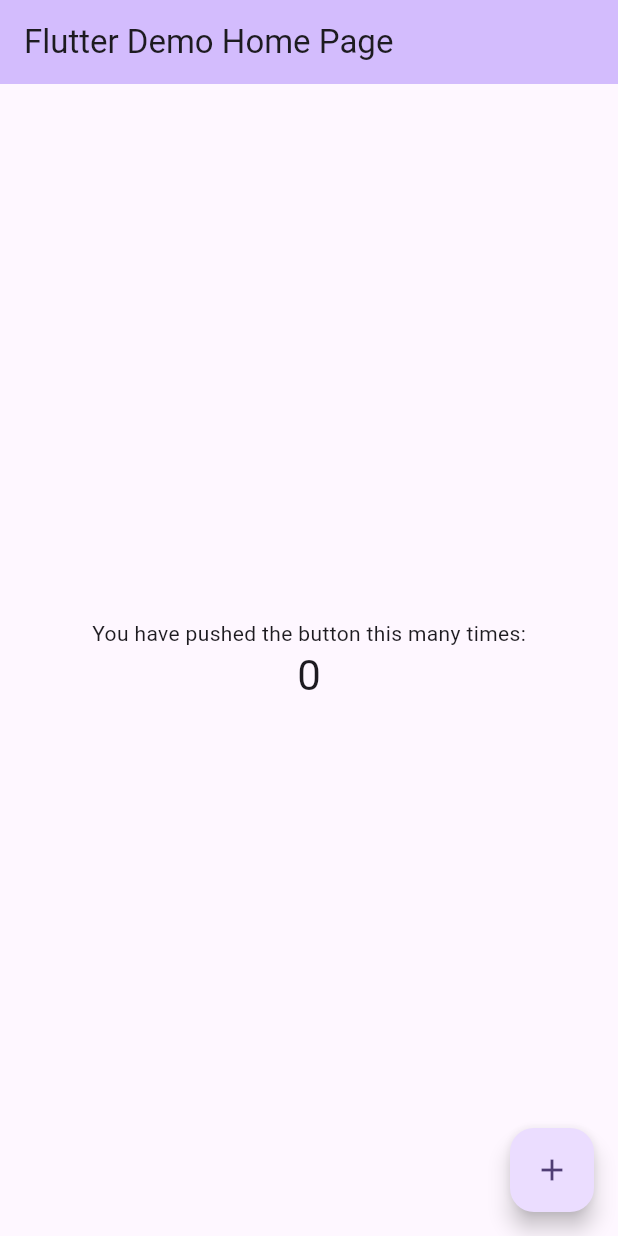
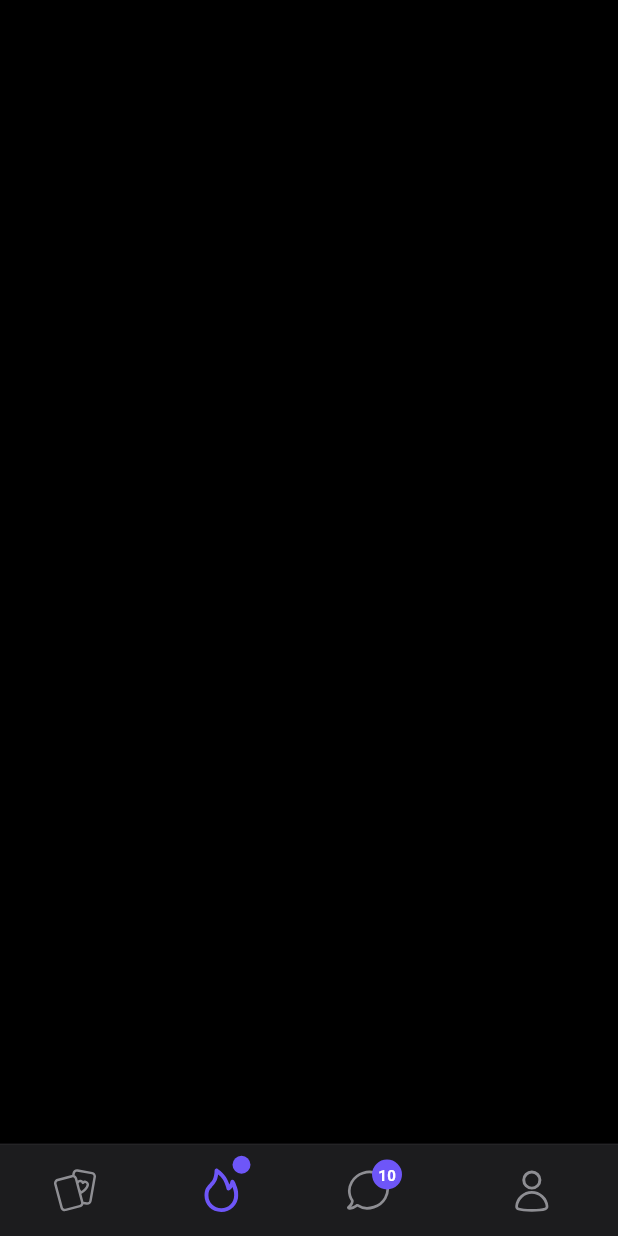
Before and after one commit to yourstrulycreator/stroll_fe, a Flutter app: the screen it shows after launch, on a phone screen of 412 x 824 dp. Run offline on Flutter 3.47's test engine with Material 3 defaults, Android fonts, the phone set to English and light mode, and no system bars; our stand-ins replace flutter_riverpod, flutter_svg, google_fonts, riverpod_annotation; generated files the repository leaves out were written again.

Commit message:
feat: implement bottom navigation bar
- Add NavItem model with badge support
- Create navigation provider with tab selection
- Implement bottom nav bar with SVG icons
- Add badge support for notifications
- Create bonfire screen base structure
- Update main.dart to use bonfire screen
- Prepare sections for header, profile, question, and options

```diff
--- /dev/null
+++ b/lib/features/bonfire/screens/bonfire_screen.dart
@@ -0,0 +1,36 @@
+import 'package:flutter/material.dart';
+import '../../../core/constants/app_colors.dart';
+import '../../../core/constants/app_spacing.dart';
+
+class BonfireScreen extends StatelessWidget {
+  const BonfireScreen({super.key});
+
+  @override
+  Widget build(BuildContext context) {
+    return Scaffold(
+      backgroundColor: AppColors.background,
+      body: SafeArea(
+        child: Padding(
+          padding: const EdgeInsets.symmetric(
+            horizontal: AppSpacing.screenPaddingHorizontal,
+            vertical: AppSpacing.screenPaddingVertical,
+          ),
+          child: Column(
+            crossAxisAlignment: CrossAxisAlignment.start,
+            children: [
+              // Header Section (Stroll Bonfire + Time/Participants)
+
+              // Profile Section (Avatar + Name + Age)
+
+              // Question Section (Question + Quote)
+
+              // Options Section (Multiple Choice)
+
+              // Bottom Actions (Mic + Next)
+            ],
+          ),
+        ),
+      ),
+    );
+  }
+}
--- /dev/null
+++ b/lib/features/navigation/data/models/nav_item.dart
@@ -0,0 +1,33 @@
+import 'package:flutter/material.dart';
+
+class NavItem {
+  final String icon;
+  final String label;
+  final int? badgeCount;
+  final bool isSelected;
+  final bool showBadge;
+
+  const NavItem({
+    required this.icon,
+    required this.label,
+    this.badgeCount,
+    this.isSelected = false,
+    this.showBadge = false,
+  });
+
+  NavItem copyWith({
+    String? icon,
+    String? label,
+    int? badgeCount,
+    bool? isSelected,
+    bool? showBadge,
+  }) {
+    return NavItem(
+      icon: icon ?? this.icon,
+      label: label ?? this.label,
+      badgeCount: badgeCount ?? this.badgeCount,
+      isSelected: isSelected ?? this.isSelected,
+      showBadge: showBadge ?? this.showBadge,
+    );
+  }
+}
--- /dev/null
+++ b/lib/features/navigation/providers/navigation_provider.dart
@@ -0,0 +1,31 @@
+import 'package:riverpod_annotation/riverpod_annotation.dart';
+import '../data/models/nav_item.dart';
+import '../../../core/constants/app_assets.dart';
+
+part 'navigation_provider.g.dart';
+
+@riverpod
+class Navigation extends _$Navigation {
+  @override
+  List<NavItem> build() {
+    return [
+      const NavItem(icon: AppAssets.cardsIcon, label: 'Cards'),
+      const NavItem(
+        icon: AppAssets.bonfireIcon,
+        label: 'Bonfire',
+        isSelected: true,
+        showBadge: true,
+      ),
+      const NavItem(icon: AppAssets.chatIcon, label: 'Chat', badgeCount: 10),
+      const NavItem(icon: AppAssets.userIcon, label: 'Profile'),
+    ];
+  }
+
+  void selectTab(int index) {
+    state = state.asMap().entries.map((entry) {
+      return entry.value.copyWith(
+        isSelected: entry.key == index,
+      );
+    }).toList();
+  }
+}
--- /dev/null
+++ b/lib/features/navigation/widgets/bottom_nav_bar.dart
@@ -0,0 +1,39 @@
+import 'package:flutter/material.dart';
+import 'package:flutter_riverpod/flutter_riverpod.dart';
+import '../../../core/constants/app_colors.dart';
+import '../providers/navigation_provider.dart';
+import 'nav_item_widget.dart';
+
+class BottomNavBar extends ConsumerWidget {
+  const BottomNavBar({super.key});
+
+  @override
+  Widget build(BuildContext context, WidgetRef ref) {
+    final navItems = ref.watch(navigationProvider);
+
+    return Container(
+      decoration: BoxDecoration(
+        color: AppColors.bottomNavBackground,
+        border: Border(
+          top: BorderSide(
+            color: AppColors.optionBorder,
+            width: 0.5,
+          ),
+        ),
+      ),
+      child: SafeArea(
+        top: false,
+        child: Row(
+          mainAxisAlignment: MainAxisAlignment.spaceAround,
+          children: List.generate(
+            navItems.length,
+            (index) => NavItemWidget(
+              item: navItems[index],
+              onTap: () => ref.read(navigationProvider.notifier).selectTab(index),
+            ),
+          ),
+        ),
+      ),
+    );
+  }
+}
--- /dev/null
+++ b/lib/features/navigation/widgets/nav_item_widget.dart
@@ -0,0 +1,62 @@
+import 'package:flutter/material.dart';
+import 'package:flutter_svg/flutter_svg.dart';
+import '../../../core/constants/app_colors.dart';
+import '../data/models/nav_item.dart';
+
+class NavItemWidget extends StatelessWidget {
+  final NavItem item;
+  final VoidCallback onTap;
+
+  const NavItemWidget({
+    super.key,
+    required this.item,
+    required this.onTap,
+  });
+
+  @override
+  Widget build(BuildContext context) {
+    return GestureDetector(
+      onTap: onTap,
+      child: Container(
+        padding: const EdgeInsets.symmetric(horizontal: 16, vertical: 8),
+        child: Stack(
+          clipBehavior: Clip.none,
+          children: [
+            // Icon
+            SvgPicture.asset(
+              item.icon,
+              colorFilter: ColorFilter.mode(
+                item.isSelected ? AppColors.primary : AppColors.bottomNavInactive,
+                BlendMode.srcIn,
+              ),
+            ),
+
+            // Badge
+            if (item.showBadge || item.badgeCount != null)
+              Positioned(
+                top: -8,
+                right: -8,
+                child: Container(
+                  padding: const EdgeInsets.all(4),
+                  decoration: const BoxDecoration(
+                    color: AppColors.primary,
+                    shape: BoxShape.circle,
+                  ),
+                  child: item.badgeCount != null
+                      ? Text(
+                          '${item.badgeCount}',
+                          style: const TextStyle(
+                            color: Colors.white,
+                            fontSize: 10,
+                            fontWeight: FontWeight.bold,
+                          ),
+                        )
+                      : const SizedBox(width: 4, height: 4),
+                ),
+              ),
+          ],
+        ),
+      ),
+    );
+  }
+}
--- a/lib/main.dart
+++ b/lib/main.dart
@@ -1,125 +1,33 @@
 import 'package:flutter/material.dart';
+import 'package:flutter_riverpod/flutter_riverpod.dart';
+import 'features/bonfire/screens/bonfire_screen.dart';
+import 'features/navigation/widgets/bottom_nav_bar.dart';
 
 void main() {
-  runApp(const MyApp());
+  runApp(const ProviderScope(child: MyApp()));
 }
 
 class MyApp extends StatelessWidget {
   const MyApp({super.key});
 
-  // This widget is the root of your application.
   @override
   Widget build(BuildContext context) {
     return MaterialApp(
-      title: 'Flutter Demo',
-      theme: ThemeData(
-        // This is the theme of your application.
-        //
-        // TRY THIS: Try running your application with "flutter run". You'll see
-        // the application has a purple toolbar. Then, without quitting the app,
-        // try changing the seedColor in the colorScheme below to Colors.green
-        // and then invoke "hot reload" (save your changes or press the "hot
-        // reload" button in a Flutter-supported IDE, or press "r" if you used
-        // the command line to start the app).
-        //
-        // Notice that the counter didn't reset back to zero; the application
-        // state is not lost during the reload. To reset the state, use hot
-        // restart instead.
-        //
-        // This works for code too, not just values: Most code changes can be
-        // tested with just a hot reload.
-        colorScheme: ColorScheme.fromSeed(seedColor: Colors.deepPurple),
-        useMaterial3: true,
-      ),
-      home: const MyHomePage(title: 'Flutter Demo Home Page'),
+      title: 'Stroll',
+      theme: ThemeData.dark(),
+      home: const HomeScreen(),
     );
   }
 }
 
-class MyHomePage extends StatefulWidget {
-  const MyHomePage({super.key, required this.title});
-
-  // This widget is the home page of your application. It is stateful, meaning
-  // that it has a State object (defined below) that contains fields that affect
-  // how it looks.
-
-  // This class is the configuration for the state. It holds the values (in this
-  // case the title) provided by the parent (in this case the App widget) and
-  // used by the build method of the State. Fields in a Widget subclass are
-  // always marked "final".
-
-  final String title;
-
-  @override
-  State<MyHomePage> createState() => _MyHomePageState();
-}
-
-class _MyHomePageState extends State<MyHomePage> {
-  int _counter = 0;
-
-  void _incrementCounter() {
-    setState(() {
-      // This call to setState tells the Flutter framework that something has
-      // changed in this State, which causes it to rerun the build method below
-      // so that the display can reflect the updated values. If we changed
-      // _counter without calling setState(), then the build method would not be
-      // called again, and so nothing would appear to happen.
-      _counter++;
-    });
-  }
+class HomeScreen extends StatelessWidget {
+  const HomeScreen({super.key});
 
   @override
   Widget build(BuildContext context) {
-    // This method is rerun every time setState is called, for instance as done
-    // by the _incrementCounter method above.
-    //
-    // The Flutter framework has been optimized to make rerunning build methods
-    // fast, so that you can just rebuild anything that needs updating rather
-    // than having to individually change instances of widgets.
-    return Scaffold(
-      appBar: AppBar(
-        // TRY THIS: Try changing the color here to a specific color (to
-        // Colors.amber, perhaps?) and trigger a hot reload to see the AppBar
-        // change color while the other colors stay the same.
-        backgroundColor: Theme.of(context).colorScheme.inversePrimary,
-        // Here we take the value from the MyHomePage object that was created by
-        // the App.build method, and use it to set our appbar title.
-        title: Text(widget.title),
-      ),
-      body: Center(
-        // Center is a layout widget. It takes a single child and positions it
-        // in the middle of the parent.
-        child: Column(
-          // Column is also a layout widget. It takes a list of children and
-          // arranges them vertically. By default, it sizes itself to fit its
-          // children horizontally, and tries to be as tall as its parent.
-          //
-          // Column has various properties to control how it sizes itself and
-          // how it positions its children. Here we use mainAxisAlignment to
-          // center the children vertically; the main axis here is the vertical
-          // axis because Columns are vertical (the cross axis would be
-          // horizontal).
-          //
-          // TRY THIS: Invoke "debug painting" (choose the "Toggle Debug Paint"
-          // action in the IDE, or press "p" in the console), to see the
-          // wireframe for each widget.
-          mainAxisAlignment: MainAxisAlignment.center,
-          children: <Widget>[
-            const Text(
-              'You have pushed the button this many times:',
-            ),
-            Text(
-              '$_counter',
-              style: Theme.of(context).textTheme.headlineMedium,
-            ),
-          ],
-        ),
-      ),
-      floatingActionButton: FloatingActionButton(
-        onPressed: _incrementCounter,
-        tooltip: 'Increment',
-        child: const Icon(Icons.add),
-      ), // This trailing comma makes auto-formatting nicer for build methods.
+    return const Scaffold(
+      body: BonfireScreen(),
+      bottomNavigationBar: BottomNavBar(),
     );
   }
 }
```
Also changed, not shown: assets/icons/cards.svg (renamed from assets/icons/card.svg), lib/features/navigation/providers/navigation_provider.g.dart (added), 3 other files.
